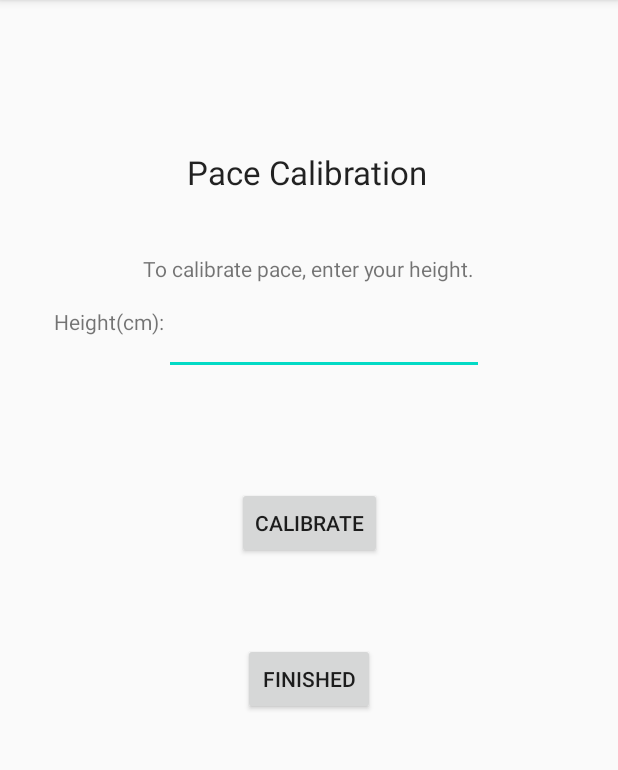
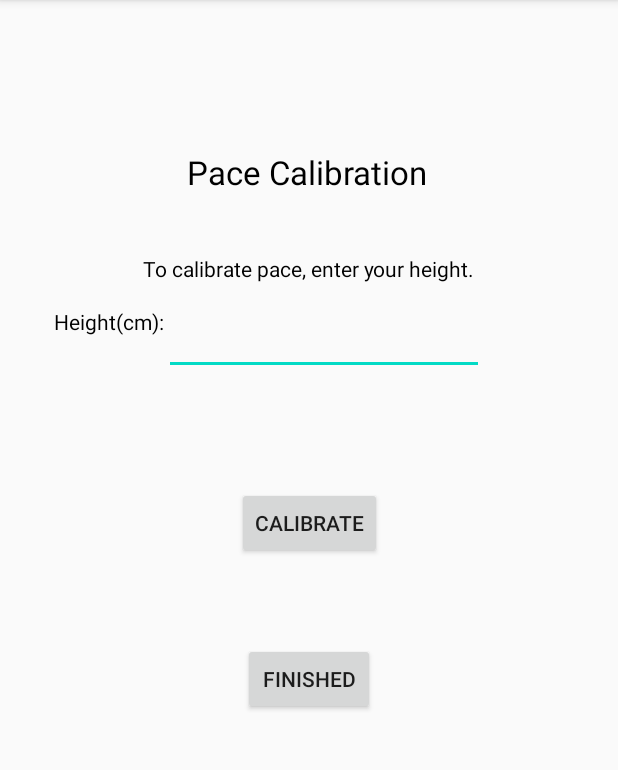
Before and after one commit to blaine141/Treasure-Hunt, an Android app: the PaceActivity screen opened directly, with no data from a screen before it, on a phone screen of 412 x 824 dp, the part 84-854 px from its top. Run offline under Robolectric (Android 15) with nearby library versions, the phone set to English and light mode, and no system bars.

```diff
--- a/app/src/main/res/layout/activity_pace.xml
+++ b/app/src/main/res/layout/activity_pace.xml
@@ -4,7 +4,8 @@
     xmlns:tools="http://schemas.android.com/tools"
     android:layout_width="match_parent"
     android:layout_height="match_parent"
-    tools:context=".PaceActivity">
+    tools:context=".PaceActivity"
+    >
 
     <TextView
         android:id="@+id/textView2"
@@ -16,7 +17,8 @@
         app:layout_constraintEnd_toEndOf="parent"
         app:layout_constraintHorizontal_bias="0.497"
         app:layout_constraintStart_toStartOf="parent"
-        app:layout_constraintTop_toTopOf="parent" />
+        app:layout_constraintTop_toTopOf="parent"
+        android:textColor="#000"/>
 
     <Button
         android:id="@+id/button2"
@@ -49,7 +51,8 @@
         android:textAppearance="@style/TextAppearance.AppCompat.Small"
         app:layout_constraintEnd_toEndOf="parent"
         app:layout_constraintStart_toStartOf="parent"
-        app:layout_constraintTop_toBottomOf="@+id/textView2" />
+        app:layout_constraintTop_toBottomOf="@+id/textView2"
+        android:textColor="#000"/>
 
     <TextView
         android:id="@+id/textView5"
@@ -59,7 +62,8 @@
         android:text="Height(cm):"
 
         app:layout_constraintEnd_toStartOf="@+id/editTextNumberDecimal"
-        app:layout_constraintTop_toBottomOf="@+id/textView3" />
+        app:layout_constraintTop_toBottomOf="@+id/textView3"
+        android:textColor="#000"/>
 
     <EditText
         android:id="@+id/editTextNumberDecimal"
@@ -71,6 +75,7 @@
         app:layout_constraintHorizontal_bias="0.552"
         app:layout_constraintLeft_toLeftOf="parent"
         app:layout_constraintRight_toRightOf="parent"
-        app:layout_constraintTop_toBottomOf="@+id/textView3" />
+        app:layout_constraintTop_toBottomOf="@+id/textView3"
+        android:textColor="#000"/>
 
 </androidx.constraintlayout.widget.ConstraintLayout>
--- a/app/src/main/res/layout/activity_scoreboard.xml
+++ b/app/src/main/res/layout/activity_scoreboard.xml
@@ -4,7 +4,8 @@
     xmlns:tools="http://schemas.android.com/tools"
     android:layout_width="match_parent"
     android:layout_height="match_parent"
-    tools:context=".ScoreboardActivity">
+    tools:context=".ScoreboardActivity"
+    android:background="@drawable/scoreboard">
 
     <Button
         android:id="@+id/button7"
```
Also changed, not shown: app/src/main/res/layout/activity_directions.xml (+4 -4 lines), app/src/main/res/layout/activity_score.xml (+7 -4 lines), app/src/main/res/drawable-xxhdpi/pace.jpg (added), app/src/main/res/drawable-xxhdpi/score.jpg (added), app/src/main/res/drawable-xxhdpi/scoreboard.jpg (added).
